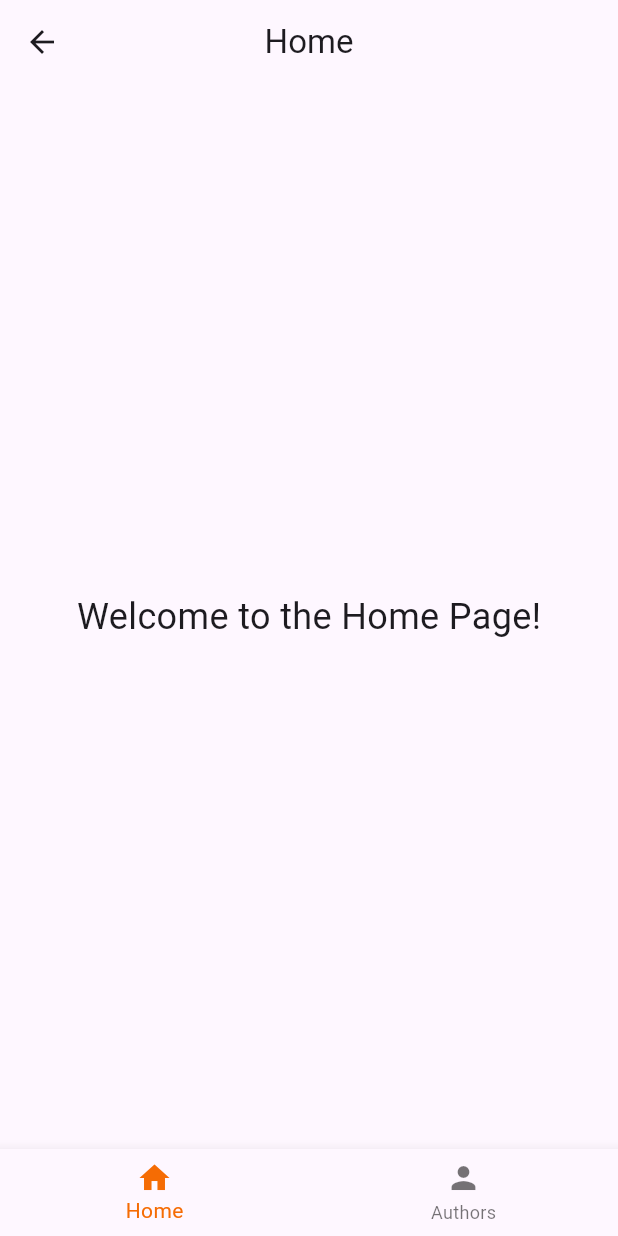
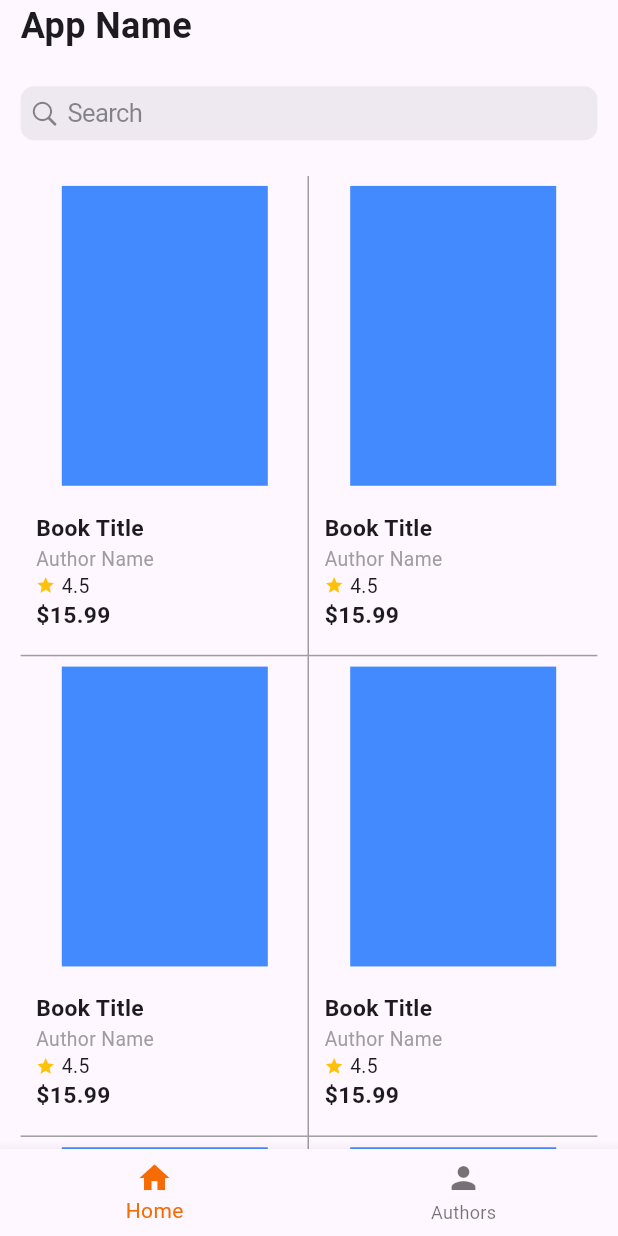
Before and after one commit to vishnu-Thottathil96/lib-manage, a Flutter app: the LandingPage screen opened directly, on a phone screen of 412 x 824 dp. Run offline on Flutter 3.47's test engine with Material 3 defaults, Android fonts, the phone set to English and light mode, and no system bars; our stand-ins replace hexcolor.

Commit message:
home screen basic layout created

```diff
--- a/lib/features/books/screens/home_screen.dart
+++ b/lib/features/books/screens/home_screen.dart
@@ -1,3 +1,5 @@
+import 'package:assesment_elt/core/util/responsive_helper.dart';
+import 'package:flutter/cupertino.dart';
 import 'package:flutter/material.dart';
 
 class HomeScreen extends StatelessWidget {
@@ -5,10 +7,155 @@ class HomeScreen extends StatelessWidget {
 
   @override
   Widget build(BuildContext context) {
-    return const Center(
-      child: Text(
-        'Welcome to the Home Page!',
-        style: TextStyle(fontSize: 24),
+    double w = ResponsiveHelper.getWidth(context);
+    double h = ResponsiveHelper.getHeight(context);
+
+    return SafeArea(
+      child: Column(
+        crossAxisAlignment: CrossAxisAlignment.start,
+        children: [
+          // App Name
+          Padding(
+            padding: EdgeInsets.symmetric(horizontal: w / 30),
+            child: const Text(
+              "App Name",
+              style: TextStyle(
+                fontSize: 24,
+                fontWeight: FontWeight.bold,
+              ),
+            ),
+          ),
+          SizedBox(height: h / 35),
+
+          // Search Bar
+          Padding(
+            padding: EdgeInsets.symmetric(horizontal: w / 30),
+            child: const CupertinoSearchTextField(),
+          ),
+          SizedBox(height: h / 35),
+
+          // Grid View
+          Expanded(
+            child: GridView.builder(
+              padding: EdgeInsets.symmetric(horizontal: w / 30),
+              gridDelegate: const SliverGridDelegateWithFixedCrossAxisCount(
+                crossAxisCount: 2,
+                childAspectRatio: 0.6,
+              ),
+              itemCount: 20, // Number of items in the grid
+              itemBuilder: (context, index) {
+                bool isLeftColumn = index % 2 == 0;
+
+                return Stack(
+                  children: [
+                    Container(
+                      alignment: Alignment.center,
+                      child: Column(
+                        children: [
+                          // Responsive green container for the "image" placeholder
+                          Expanded(
+                            flex: 2,
+                            child: Container(
+                              // color: Colors.green,
+                              margin: EdgeInsets.all(w / 60),
+                              child: Center(
+                                child: Container(
+                                  width: w / 3,
+                                  height: h / 4,
+                                  color: Colors.blueAccent, // Book cover color
+                                ),
+                              ),
+                            ),
+                          ),
+                          // Responsive yellow container for book details
+                          Expanded(
+                            flex: 1,
+                            child: Container(
+                              // color: Colors.yellow,
+                              padding: EdgeInsets.all(w / 40),
+                              child: Column(
+                                crossAxisAlignment: CrossAxisAlignment.start,
+                                children: [
+                                  // Book title
+                                  Text(
+                                    "Book Title",
+                                    style: TextStyle(
+                                      fontSize: w / 27,
+                                      fontWeight: FontWeight.bold,
+                                    ),
+                                    maxLines: 1,
+                                    overflow: TextOverflow.ellipsis,
+                                  ),
+
+                                  // Author name
+                                  Text(
+                                    "Author Name",
+                                    style: TextStyle(
+                                      fontSize: w / 32,
+                                      color: Colors.grey,
+                                    ),
+                                    maxLines: 1,
+                                    overflow: TextOverflow.ellipsis,
+                                  ),
+
+                                  // Rating
+                                  Row(
+                                    children: [
+                                      Icon(
+                                        Icons.star,
+                                        color: Colors.amber,
+                                        size: w / 32,
+                                      ),
+                                      SizedBox(width: w / 100),
+                                      Text(
+                                        "4.5",
+                                        style: TextStyle(fontSize: w / 32),
+                                      ),
+                                    ],
+                                  ),
+
+                                  // Price
+                                  Text(
+                                    "\$15.99",
+                                    style: TextStyle(
+                                      fontSize: w / 27,
+                                      fontWeight: FontWeight.bold,
+                                    ),
+                                  ),
+                                ],
+                              ),
+                            ),
+                          ),
+                        ],
+                      ),
+                    ),
+                    // Vertical separator (middle line)
+                    if (isLeftColumn)
+                      Positioned(
+                        right: 0,
+                        top: 0,
+                        bottom: 0,
+                        child: Container(
+                          width: 1,
+                          color: Colors.grey,
+                        ),
+                      ),
+                    // Horizontal separator (bottom line)
+                    Positioned(
+                      left: 0,
+                      right: 0,
+                      bottom: 0,
+                      child: Container(
+                        height: 1,
+                        color: Colors.grey,
+                      ),
+                    ),
+                  ],
+                );
+              },
+            ),
+          ),
+        ],
       ),
     );
   }
--- a/lib/features/landing/screens/landing_screen.dart
+++ b/lib/features/landing/screens/landing_screen.dart
@@ -27,10 +27,6 @@ class _LandingPageState extends State<LandingPage> {
   @override
   Widget build(BuildContext context) {
     return Scaffold(
-      appBar: AppBar(
-        title: Text(_selectedIndex == 0 ? 'Home' : 'Authors'),
-        centerTitle: true,
-      ),
       body: _pages[_selectedIndex],
       bottomNavigationBar: BottomNavigationBar(
         items: const <BottomNavigationBarItem>[
```
